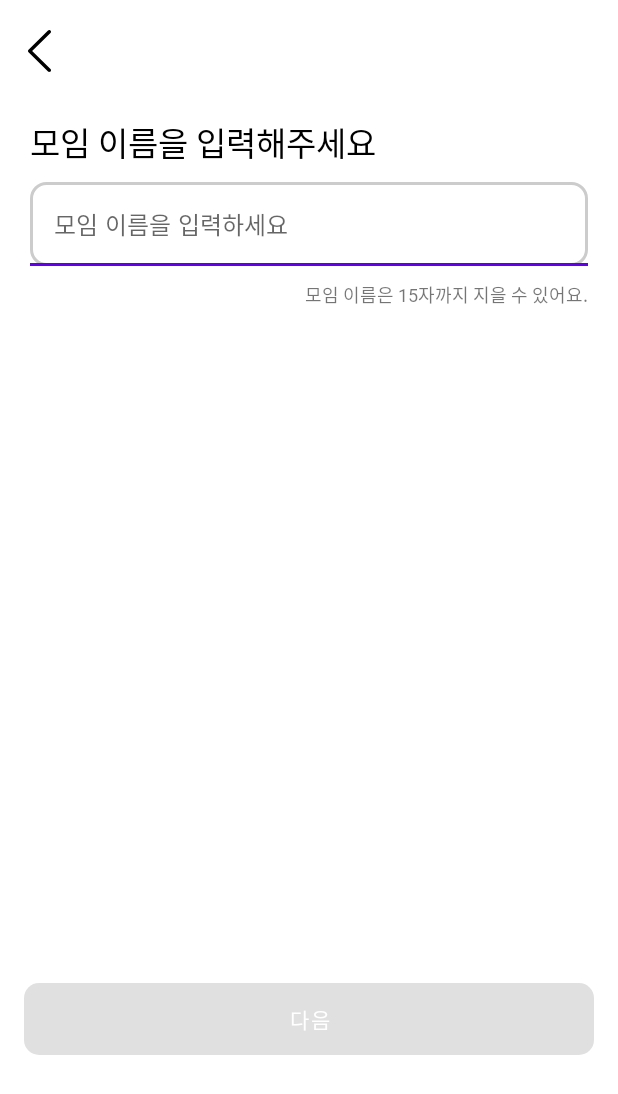
After one commit to NoNextYear/Android, an Android app built with Jetpack Compose: the layout activity_makeschedule2_1ui.xml on its own in the app's theme, with its tools: preview values and no code run, on a phone screen of 412 x 824 dp. The commit adds this screen. Shown: the top 1094 px of the screen. Run offline under Robolectric (Android 15) with nearby library versions, the phone set to English and light mode, and no system bars.

Commit message:
feat: MakeSchedule2-1UI 화면 구현

```diff
--- /dev/null
+++ b/app/src/main/res/drawable/ic_back.xml
@@ -0,0 +1,9 @@
+<vector xmlns:android="http://schemas.android.com/apk/res/android"
+    android:width="15dp"
+    android:height="28dp"
+    android:viewportWidth="15"
+    android:viewportHeight="28">
+  <path
+      android:pathData="M13.066,0.332L0.348,13.156C0.125,13.381 0,13.683 0,13.998C0,14.312 0.125,14.614 0.348,14.84L13.066,27.668C13.17,27.773 13.294,27.857 13.432,27.914C13.569,27.971 13.717,28 13.866,28C14.015,28 14.163,27.971 14.3,27.914C14.438,27.857 14.562,27.773 14.666,27.668C14.88,27.453 15,27.163 15,26.862C15,26.561 14.88,26.272 14.666,26.057L2.707,13.998L14.666,1.941C14.879,1.726 14.999,1.437 14.999,1.136C14.999,0.836 14.879,0.547 14.666,0.332C14.562,0.227 14.438,0.143 14.3,0.086C14.163,0.029 14.015,0 13.866,0C13.717,0 13.569,0.029 13.432,0.086C13.294,0.143 13.17,0.227 13.066,0.332Z"
+      android:fillColor="#000000"/>
+</vector>
--- /dev/null
+++ b/app/src/main/res/drawable/rounded_edittext.xml
@@ -0,0 +1,7 @@
+<shape xmlns:android="http://schemas.android.com/apk/res/android">
+    <solid android:color="#FFFFFF" /> <!-- 배경 색상 설정 -->
+    <corners android:radius="10dp" /> <!-- 모서리의 반지름 설정 -->
+    <stroke
+        android:width="3px"
+        android:color="#CCCCCC"/> <!-- border 색상 설정 -->
+</shape>
--- /dev/null
+++ b/app/src/main/res/drawable/summit_team_name.xml
@@ -0,0 +1,4 @@
+<shape xmlns:android="http://schemas.android.com/apk/res/android">
+    <solid android:color="#E2E2E2" /> <!-- 배경 색상 설정 -->
+    <corners android:radius="10dp" /> <!-- 모서리의 반지름 설정 -->
+</shape>
--- /dev/null
+++ b/app/src/main/res/font/font.xml
@@ -0,0 +1,11 @@
+<?xml version="1.0" encoding="utf-8"?>
+<font-family xmlns:android="http://schemas.android.com/apk/res/android">
+    <font android:fontStyle="normal"
+        android:fontWeight="400"
+        android:font="@font/bm_jua"/>
+
+    <font android:fontStyle="normal"
+        android:fontWeight="400"
+        android:font="@font/tmoney_round_wind_regular"/>
+
+</font-family>
--- /dev/null
+++ b/app/src/main/res/layout/activity_makeschedule2_1ui.xml
@@ -0,0 +1,102 @@
+<?xml version="1.0" encoding="utf-8"?>
+<androidx.constraintlayout.widget.ConstraintLayout xmlns:android="http://schemas.android.com/apk/res/android"
+    android:layout_width="match_parent"
+    android:layout_height="match_parent"
+    xmlns:app="http://schemas.android.com/apk/res-auto"
+    android:background="@color/white">
+
+    <androidx.constraintlayout.widget.ConstraintLayout
+        android:id="@+id/back_btn_area"
+        android:layout_width="match_parent"
+        android:layout_height="wrap_content"
+        app:layout_constraintEnd_toEndOf="parent"
+        app:layout_constraintStart_toStartOf="parent"
+        app:layout_constraintBottom_toTopOf="@id/text_area">
+
+        <ImageButton
+            android:id="@+id/back_btn"
+            android:layout_width="match_parent"
+            android:layout_height="match_parent"
+            android:src="@drawable/ic_back"
+            android:background="@color/white"
+            app:layout_constraintStart_toStartOf="parent"
+            app:layout_constraintTop_toTopOf="parent"
+            android:layout_marginTop="20dp"
+            android:layout_marginRight="360dp"/>
+
+    </androidx.constraintlayout.widget.ConstraintLayout>
+
+    <androidx.constraintlayout.widget.ConstraintLayout
+        android:id="@+id/text_area"
+        android:layout_width="match_parent"
+        android:layout_height="wrap_content"
+        app:layout_constraintEnd_toEndOf="parent"
+        app:layout_constraintStart_toStartOf="parent"
+        app:layout_constraintTop_toBottomOf="@id/back_btn_area">
+
+        <TextView
+            android:id="@+id/input_team_name"
+            android:layout_width="wrap_content"
+            android:layout_height="wrap_content"
+            android:layout_marginLeft="20dp"
+            android:layout_marginTop="30dp"
+            android:fontFamily="@font/bm_jua"
+            android:text="모임 이름을 입력해주세요"
+            android:textColor="@color/black"
+            android:textSize="22dp"
+            app:layout_constraintBottom_toTopOf="@id/team_name_layout"
+            app:layout_constraintStart_toStartOf="parent"
+            app:layout_constraintTop_toTopOf="@id/text_area" />
+
+        <com.google.android.material.textfield.TextInputLayout
+            android:id="@+id/team_name_layout"
+            android:layout_width="match_parent"
+            android:layout_height="wrap_content"
+            android:layout_marginStart="20dp"
+            android:layout_marginTop="10dp"
+            android:layout_marginEnd="20dp"
+            app:hintEnabled="false"
+            app:layout_constraintTop_toBottomOf="@id/input_team_name">
+
+            <com.google.android.material.textfield.TextInputEditText
+                android:id="@+id/team_name_et"
+                android:layout_width="match_parent"
+                android:layout_height="wrap_content"
+                android:background="@drawable/rounded_edittext"
+                android:fontFamily="@font/bm_jua"
+                android:hint="모임 이름을 입력하세요"
+                android:inputType="text"
+                android:padding="16dp" />
+
+        </com.google.android.material.textfield.TextInputLayout>
+
+        <TextView
+            android:id="@+id/input_team_name_under"
+            android:layout_width="wrap_content"
+            android:layout_height="wrap_content"
+            android:layout_marginTop="10dp"
+            android:fontFamily="@font/tmoney_round_wind_regular"
+            android:text="모임 이름은 15자까지 지을 수 있어요."
+            android:textSize="12dp"
+            app:layout_constraintEnd_toEndOf="@id/team_name_layout"
+            app:layout_constraintTop_toBottomOf="@id/team_name_layout" />
+
+        <Button
+            android:id="@+id/submit_button"
+            android:layout_width="match_parent"
+            android:layout_height="wrap_content"
+            android:layout_marginLeft="16dp"
+            android:layout_marginRight="16dp"
+            android:background="@drawable/summit_team_name"
+            android:enabled="false"
+            android:text="다음"
+            android:textColor="@color/white"
+            app:layout_constraintEnd_toEndOf="parent"
+            app:layout_constraintStart_toStartOf="parent"
+            app:layout_constraintTop_toBottomOf="@id/input_team_name_under"
+            app:layout_constraintBottom_toBottomOf="parent"
+            android:layout_marginTop="450dp"/>
+
+    </androidx.constraintlayout.widget.ConstraintLayout>
+
+</androidx.constraintlayout.widget.ConstraintLayout>
--- a/app/src/main/res/values/colors.xml
+++ b/app/src/main/res/values/colors.xml
@@ -7,4 +7,5 @@
     <color name="teal_700">#FF018786</color>
     <color name="black">#FF000000</color>
     <color name="white">#FFFFFFFF</color>
+    <color name="gray">#E2E2E2</color>
 </resources>
```
Also changed, not shown: 2 other files.
